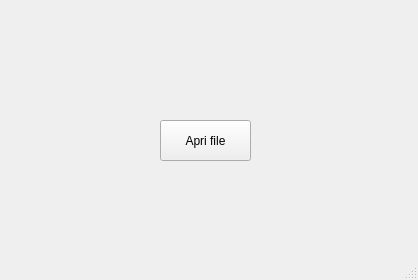
First picture: the form in consumiIdrici/mainwindow.ui, repository FedericoMartinese/ConsumiIdrici, before the edit.
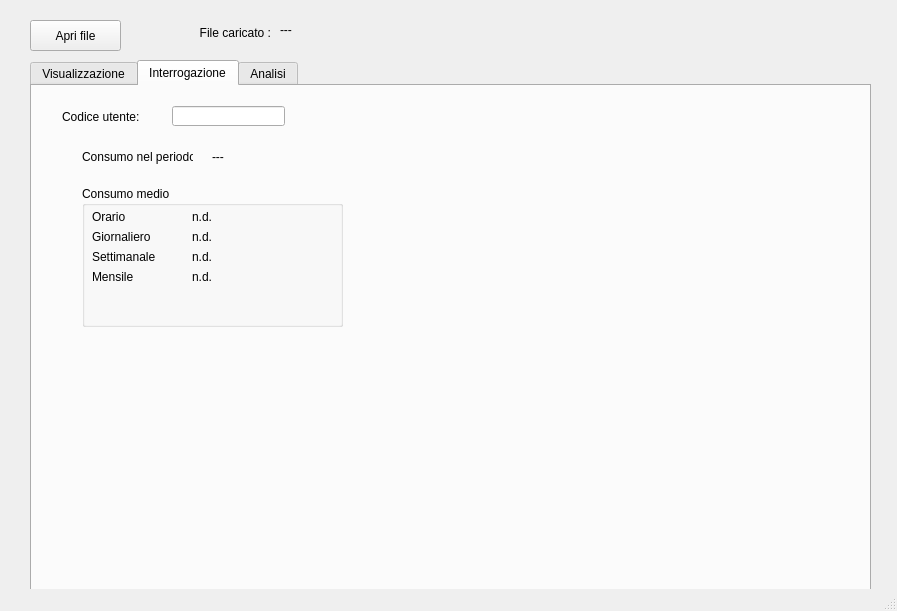
Second picture: the form after the edit. The open tabs and pages were chosen to show the change.

Diff of the .ui file:
```diff
--- a/consumiIdrici/mainwindow.ui
+++ b/consumiIdrici/mainwindow.ui
@@ -6,8 +6,8 @@
    <rect>
     <x>0</x>
     <y>0</y>
-    <width>418</width>
-    <height>280</height>
+    <width>897</width>
+    <height>611</height>
    </rect>
   </property>
   <property name="windowTitle">
@@ -17,16 +17,382 @@
    <widget class="QPushButton" name="openFileDialog">
     <property name="geometry">
      <rect>
-      <x>160</x>
-      <y>120</y>
+      <x>30</x>
+      <y>20</y>
       <width>91</width>
-      <height>41</height>
+      <height>31</height>
      </rect>
     </property>
     <property name="text">
      <string>Apri file</string>
     </property>
    </widget>
+   <widget class="QTabWidget" name="tabWidget">
+    <property name="enabled">
+     <bool>true</bool>
+    </property>
+    <property name="geometry">
+     <rect>
+      <x>30</x>
+      <y>60</y>
+      <width>841</width>
+      <height>531</height>
+     </rect>
+    </property>
+    <property name="currentIndex">
+     <number>0</number>
+    </property>
+    <widget class="QWidget" name="viewTab">
+     <attribute name="title">
+      <string>Visualizzazione</string>
+     </attribute>
+     <widget class="QLabel" name="label">
+      <property name="geometry">
+       <rect>
+        <x>20</x>
+        <y>10</y>
+        <width>91</width>
+        <height>21</height>
+       </rect>
+      </property>
+      <property name="text">
+       <string>Codice utente:</string>
+      </property>
+     </widget>
+     <widget class="QGroupBox" name="groupBox">
+      <property name="geometry">
+       <rect>
+        <x>10</x>
+        <y>50</y>
+        <width>511</width>
+        <height>421</height>
+       </rect>
+      </property>
+      <property name="title">
+       <string>Consumi</string>
+      </property>
+      <widget class="QLabel" name="label_2">
+       <property name="geometry">
+        <rect>
+         <x>20</x>
+         <y>20</y>
+         <width>101</width>
+         <height>16</height>
+        </rect>
+       </property>
+       <property name="text">
+        <string>Consumo totale</string>
+       </property>
+      </widget>
+      <widget class="QLabel" name="totalConsumption">
+       <property name="geometry">
+        <rect>
+         <x>120</x>
+         <y>20</y>
+         <width>81</width>
+         <height>16</height>
+        </rect>
+       </property>
+       <property name="text">
+        <string>--- m^3</string>
+       </property>
+      </widget>
+      <widget class="QLabel" name="label_3">
+       <property name="geometry">
+        <rect>
+         <x>210</x>
+         <y>20</y>
+         <width>91</width>
+         <height>16</height>
+        </rect>
+       </property>
+       <property name="text">
+        <string>(aggiornato al</string>
+       </property>
+       <property name="alignment">
+        <set>Qt::AlignRight|Qt::AlignTrailing|Qt::AlignVCenter</set>
+       </property>
+      </widget>
+      <widget class="QLabel" name="lastUpdated">
+       <property name="geometry">
+        <rect>
+         <x>310</x>
+         <y>20</y>
+         <width>111</width>
+         <height>16</height>
+        </rect>
+       </property>
+       <property name="text">
+        <string>gg:mm:yyyy hh:ss )</string>
+       </property>
+      </widget>
+      <widget class="QComboBox" name="histogramModeCombo">
+       <property name="geometry">
+        <rect>
+         <x>20</x>
+         <y>50</y>
+         <width>111</width>
+         <height>22</height>
+        </rect>
+       </property>
+       <property name="currentText">
+        <string/>
+       </property>
+      </widget>
+      <widget class="QLabel" name="histogramModeLabel">
+       <property name="geometry">
+        <rect>
+         <x>180</x>
+         <y>50</y>
+         <width>46</width>
+         <height>13</height>
+        </rect>
+       </property>
+       <property name="text">
+        <string>y/m/d</string>
+       </property>
+      </widget>
+      <widget class="QDateEdit" name="histogramDate">
+       <property name="geometry">
+        <rect>
+         <x>240</x>
+         <y>50</y>
+         <width>110</width>
+         <height>22</height>
+        </rect>
+       </property>
+      </widget>
+      <widget class="QGraphicsView" name="graphicsView">
+       <property name="geometry">
+        <rect>
+         <x>20</x>
+         <y>90</y>
+         <width>481</width>
+         <height>321</height>
+        </rect>
+       </property>
+      </widget>
+     </widget>
+     <widget class="QLineEdit" name="userID">
+      <property name="geometry">
+       <rect>
+        <x>130</x>
+        <y>10</y>
+        <width>113</width>
+        <height>20</height>
+       </rect>
+      </property>
+     </widget>
+    </widget>
+    <widget class="QWidget" name="queryTab">
+     <attribute name="title">
+      <string>Interrogazione</string>
+     </attribute>
+     <widget class="QLabel" name="label_4">
+      <property name="geometry">
+       <rect>
+        <x>30</x>
+        <y>20</y>
+        <width>91</width>
+        <height>21</height>
+       </rect>
+      </property>
+      <property name="text">
+       <string>Codice utente:</string>
+      </property>
+     </widget>
+     <widget class="QLabel" name="label_5">
+      <property name="geometry">
+       <rect>
+        <x>180</x>
+        <y>60</y>
+        <width>91</width>
+        <height>21</height>
+       </rect>
+      </property>
+      <property name="text">
+       <string>---</string>
+      </property>
+     </widget>
+     <widget class="QGroupBox" name="groupBox_2">
+      <property name="geometry">
+       <rect>
+        <x>50</x>
+        <y>100</y>
+        <width>261</width>
+        <height>141</height>
+       </rect>
+      </property>
+      <property name="title">
+       <string>Consumo medio</string>
+      </property>
+      <widget class="QLabel" name="label_6">
+       <property name="geometry">
+        <rect>
+         <x>10</x>
+         <y>20</y>
+         <width>91</width>
+         <height>21</height>
+        </rect>
+       </property>
+       <property name="text">
+        <string>Orario</string>
+       </property>
+      </widget>
+      <widget class="QLabel" name="hourConsumption">
+       <property name="geometry">
+        <rect>
+         <x>110</x>
+         <y>20</y>
+         <width>91</width>
+         <height>21</height>
+        </rect>
+       </property>
+       <property name="text">
+        <string>n.d.</string>
+       </property>
+      </widget>
+      <widget class="QLabel" name="dayConsumption">
+       <property name="geometry">
+        <rect>
+         <x>110</x>
+         <y>40</y>
+         <width>91</width>
+         <height>21</height>
+        </rect>
+       </property>
+       <property name="text">
+        <string>n.d.</string>
+       </property>
+      </widget>
+      <widget class="QLabel" name="label_7">
+       <property name="geometry">
+        <rect>
+         <x>10</x>
+         <y>40</y>
+         <width>91</width>
+         <height>21</height>
+        </rect>
+       </property>
+       <property name="text">
+        <string>Giornaliero</string>
+       </property>
+      </widget>
+      <widget class="QLabel" name="weekConsumption">
+       <property name="geometry">
+        <rect>
+         <x>110</x>
+         <y>60</y>
+         <width>91</width>
+         <height>21</height>
+        </rect>
+       </property>
+       <property name="text">
+        <string>n.d.</string>
+       </property>
+      </widget>
+      <widget class="QLabel" name="label_9">
+       <property name="geometry">
+        <rect>
+         <x>10</x>
+         <y>60</y>
+         <width>91</width>
+         <height>21</height>
+        </rect>
+       </property>
+       <property name="text">
+        <string>Settimanale</string>
+       </property>
+      </widget>
+      <widget class="QLabel" name="monthConsumption">
+       <property name="geometry">
+        <rect>
+         <x>110</x>
+         <y>80</y>
+         <width>91</width>
+         <height>21</height>
+        </rect>
+       </property>
+       <property name="text">
+        <string>n.d.</string>
+       </property>
+      </widget>
+      <widget class="QLabel" name="label_11">
+       <property name="geometry">
+        <rect>
+         <x>10</x>
+         <y>80</y>
+         <width>91</width>
+         <height>21</height>
+        </rect>
+       </property>
+       <property name="text">
+        <string>Mensile</string>
+       </property>
+      </widget>
+     </widget>
+     <widget class="QLineEdit" name="userID_2">
+      <property name="geometry">
+       <rect>
+        <x>140</x>
+        <y>20</y>
+        <width>113</width>
+        <height>20</height>
+       </rect>
+      </property>
+     </widget>
+     <widget class="QLabel" name="label_8">
+      <property name="geometry">
+       <rect>
+        <x>50</x>
+        <y>60</y>
+        <width>111</width>
+        <height>21</height>
+       </rect>
+      </property>
+      <property name="text">
+       <string>Consumo nel periodo</string>
+      </property>
+     </widget>
+    </widget>
+    <widget class="QWidget" name="analysisTab">
+     <attribute name="title">
+      <string>Analisi</string>
+     </attribute>
+    </widget>
+   </widget>
+   <widget class="QLabel" name="label_10">
+    <property name="geometry">
+     <rect>
+      <x>140</x>
+      <y>23</y>
+      <width>131</width>
+      <height>20</height>
+     </rect>
+    </property>
+    <property name="text">
+     <string>File caricato :</string>
+    </property>
+    <property name="alignment">
+     <set>Qt::AlignRight|Qt::AlignTrailing|Qt::AlignVCenter</set>
+    </property>
+   </widget>
+   <widget class="QLabel" name="loadedFileName">
+    <property name="geometry">
+     <rect>
+      <x>280</x>
+      <y>20</y>
+      <width>591</width>
+      <height>20</height>
+     </rect>
+    </property>
+    <property name="text">
+     <string>---</string>
+    </property>
+    <property name="alignment">
+     <set>Qt::AlignLeading|Qt::AlignLeft|Qt::AlignVCenter</set>
+    </property>
+   </widget>
   </widget>
   <widget class="QStatusBar" name="statusBar"/>
  </widget>
```
